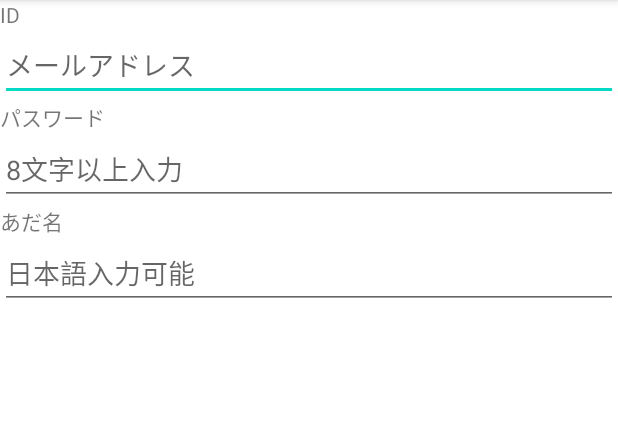
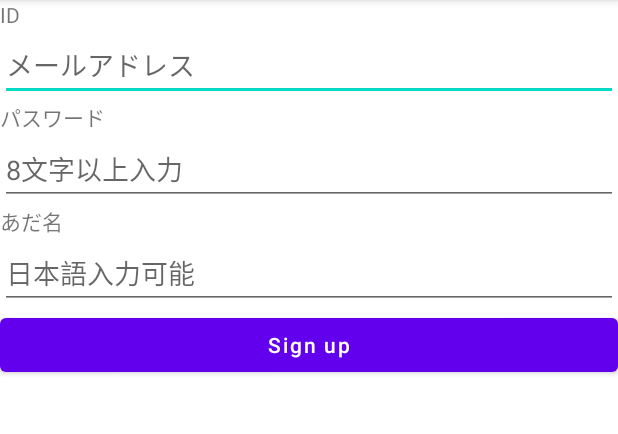
Before and after one commit to clearsky77/UIPractice_20211101, an Android app: the screen it shows after launch (MainActivity), on a phone screen of 412 x 824 dp, the part 84-518 px from its top. Run offline under Robolectric (Android 15) with nearby library versions, the phone set to English and light mode, and no system bars.

Commit message:
基本ボタンの例  - textAllCaps:false -> 小文字可能

```diff
--- a/app/src/main/res/layout/activity_main.xml
+++ b/app/src/main/res/layout/activity_main.xml
@@ -35,5 +35,10 @@
         android:layout_height="wrap_content"
         android:singleLine="true"
         android:hint="日本語入力可能"/>
+    <Button
+        android:layout_width="match_parent"
+        android:layout_height="wrap_content"
+        android:textAllCaps="false"
+        android:text="Sign up"/>
 
 </LinearLayout>
```
